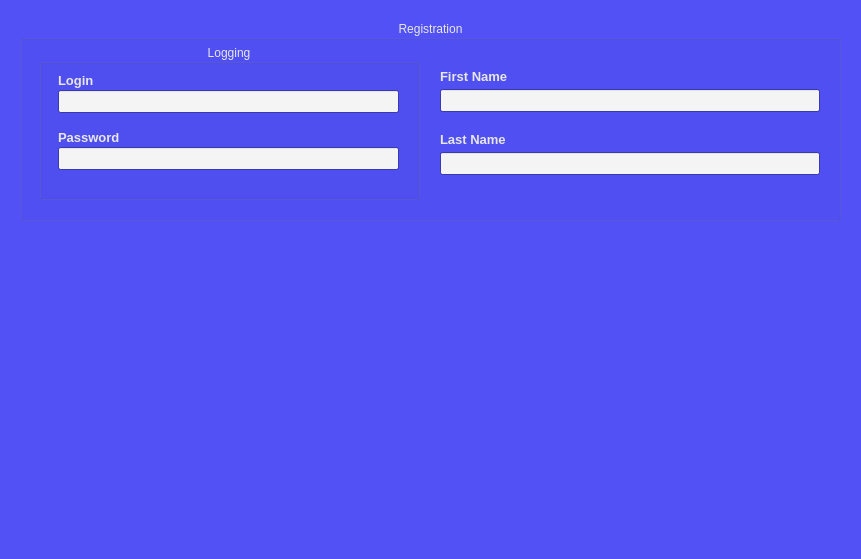
Above: CLIENT/RHE_Client/registration_widget.ui from qvinn/RHE before the change. Below: the same form after it.
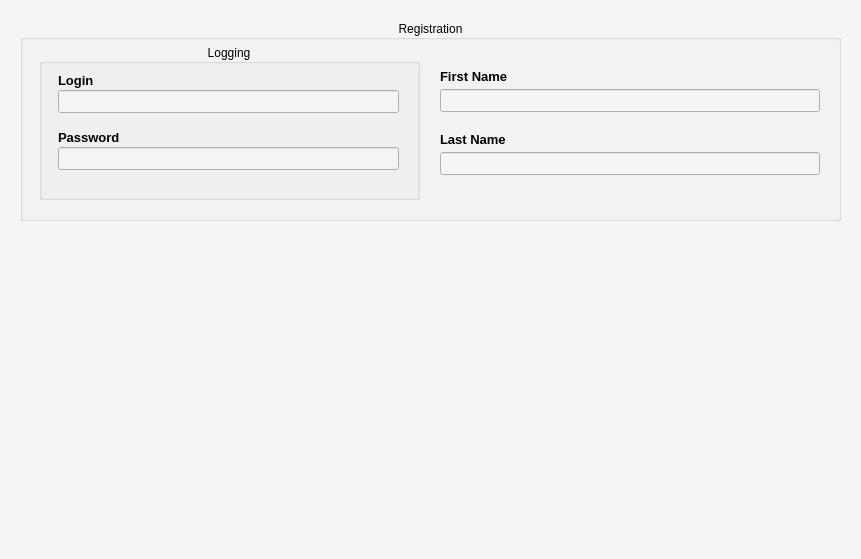
That is the form after the change.

```diff
--- a/CLIENT/RHE_Client/registration_widget.ui
+++ b/CLIENT/RHE_Client/registration_widget.ui
@@ -22,45 +22,9 @@
      <colorrole role="WindowText">
       <brush brushstyle="SolidPattern">
        <color alpha="255">
-        <red>231</red>
-        <green>231</green>
-        <blue>231</blue>
-       </color>
-      </brush>
-     </colorrole>
-     <colorrole role="Button">
-      <brush brushstyle="SolidPattern">
-       <color alpha="255">
-        <red>245</red>
-        <green>245</green>
-        <blue>245</blue>
-       </color>
-      </brush>
-     </colorrole>
-     <colorrole role="Dark">
-      <brush brushstyle="SolidPattern">
-       <color alpha="255">
-        <red>35</red>
-        <green>35</green>
-        <blue>35</blue>
-       </color>
-      </brush>
-     </colorrole>
-     <colorrole role="Text">
-      <brush brushstyle="SolidPattern">
-       <color alpha="255">
-        <red>231</red>
-        <green>231</green>
-        <blue>231</blue>
-       </color>
-      </brush>
-     </colorrole>
-     <colorrole role="ButtonText">
-      <brush brushstyle="SolidPattern">
-       <color alpha="255">
-        <red>231</red>
-        <green>231</green>
-        <blue>231</blue>
+        <red>0</red>
+        <green>0</green>
+        <blue>0</blue>
        </color>
       </brush>
      </colorrole>
@@ -68,7 +32,7 @@
       <brush brushstyle="SolidPattern">
        <color alpha="255">
         <red>245</red>
-        <green>244</green>
+        <green>245</green>
         <blue>245</blue>
        </color>
       </brush>
@@ -76,65 +40,20 @@
      <colorrole role="Window">
       <brush brushstyle="SolidPattern">
        <color alpha="255">
-        <red>81</red>
-        <green>81</green>
+        <red>245</red>
+        <green>245</green>
         <blue>245</blue>
        </color>
       </brush>
      </colorrole>
-     <colorrole role="PlaceholderText">
-      <brush brushstyle="SolidPattern">
-       <color alpha="128">
-        <red>231</red>
-        <green>231</green>
-        <blue>231</blue>
-       </color>
-      </brush>
-     </colorrole>
     </active>
     <inactive>
      <colorrole role="WindowText">
       <brush brushstyle="SolidPattern">
        <color alpha="255">
-        <red>231</red>
-        <green>231</green>
-        <blue>231</blue>
-       </color>
-      </brush>
-     </colorrole>
-     <colorrole role="Button">
-      <brush brushstyle="SolidPattern">
-       <color alpha="255">
-        <red>245</red>
-        <green>245</green>
-        <blue>245</blue>
-       </color>
-      </brush>
-     </colorrole>
-     <colorrole role="Dark">
-      <brush brushstyle="SolidPattern">
-       <color alpha="255">
-        <red>35</red>
-        <green>35</green>
-        <blue>35</blue>
-       </color>
-      </brush>
-     </colorrole>
-     <colorrole role="Text">
-      <brush brushstyle="SolidPattern">
-       <color alpha="255">
-        <red>231</red>
-        <green>231</green>
-        <blue>231</blue>
-       </color>
-      </brush>
-     </colorrole>
-     <colorrole role="ButtonText">
-      <brush brushstyle="SolidPattern">
-       <color alpha="255">
-        <red>231</red>
-        <green>231</green>
-        <blue>231</blue>
+        <red>0</red>
+        <green>0</green>
+        <blue>0</blue>
        </color>
       </brush>
      </colorrole>
@@ -142,7 +61,7 @@
       <brush brushstyle="SolidPattern">
        <color alpha="255">
         <red>245</red>
-        <green>244</green>
+        <green>245</green>
         <blue>245</blue>
        </color>
       </brush>
@@ -150,73 +69,28 @@
      <colorrole role="Window">
       <brush brushstyle="SolidPattern">
        <color alpha="255">
-        <red>81</red>
-        <green>81</green>
+        <red>245</red>
+        <green>245</green>
         <blue>245</blue>
        </color>
       </brush>
      </colorrole>
-     <colorrole role="PlaceholderText">
-      <brush brushstyle="SolidPattern">
-       <color alpha="128">
-        <red>231</red>
-        <green>231</green>
-        <blue>231</blue>
-       </color>
-      </brush>
-     </colorrole>
     </inactive>
     <disabled>
      <colorrole role="WindowText">
       <brush brushstyle="SolidPattern">
-       <color alpha="255">
-        <red>35</red>
-        <green>35</green>
-        <blue>35</blue>
-       </color>
-      </brush>
-     </colorrole>
-     <colorrole role="Button">
-      <brush brushstyle="SolidPattern">
-       <color alpha="255">
-        <red>245</red>
-        <green>245</green>
-        <blue>245</blue>
-       </color>
-      </brush>
-     </colorrole>
-     <colorrole role="Dark">
-      <brush brushstyle="SolidPattern">
-       <color alpha="255">
-        <red>35</red>
-        <green>35</green>
-        <blue>35</blue>
-       </color>
-      </brush>
-     </colorrole>
-     <colorrole role="Text">
-      <brush brushstyle="SolidPattern">
-       <color alpha="255">
-        <red>35</red>
-        <green>35</green>
-        <blue>35</blue>
-       </color>
-      </brush>
-     </colorrole>
-     <colorrole role="ButtonText">
-      <brush brushstyle="SolidPattern">
-       <color alpha="255">
-        <red>35</red>
-        <green>35</green>
-        <blue>35</blue>
+       <color alpha="127">
+        <red>255</red>
+        <green>255</green>
+        <blue>255</blue>
        </color>
       </brush>
      </colorrole>
      <colorrole role="Base">
       <brush brushstyle="SolidPattern">
        <color alpha="255">
-        <red>81</red>
-        <green>81</green>
+        <red>245</red>
+        <green>245</green>
         <blue>245</blue>
        </color>
       </brush>
@@ -224,21 +98,12 @@
      <colorrole role="Window">
       <brush brushstyle="SolidPattern">
        <color alpha="255">
-        <red>81</red>
-        <green>81</green>
+        <red>245</red>
+        <green>245</green>
         <blue>245</blue>
        </color>
       </brush>
      </colorrole>
-     <colorrole role="PlaceholderText">
-      <brush brushstyle="SolidPattern">
-       <color alpha="128">
-        <red>231</red>
-        <green>231</green>
-        <blue>231</blue>
-       </color>
-      </brush>
-     </colorrole>
     </disabled>
    </palette>
   </property>
@@ -358,6 +223,12 @@
       <property name="alignment">
        <set>Qt::AlignCenter</set>
       </property>
+      <property name="flat">
+       <bool>false</bool>
+      </property>
+      <property name="checkable">
+       <bool>false</bool>
+      </property>
       <widget class="QWidget" name="horizontalLayoutWidget">
        <property name="geometry">
         <rect>
```
